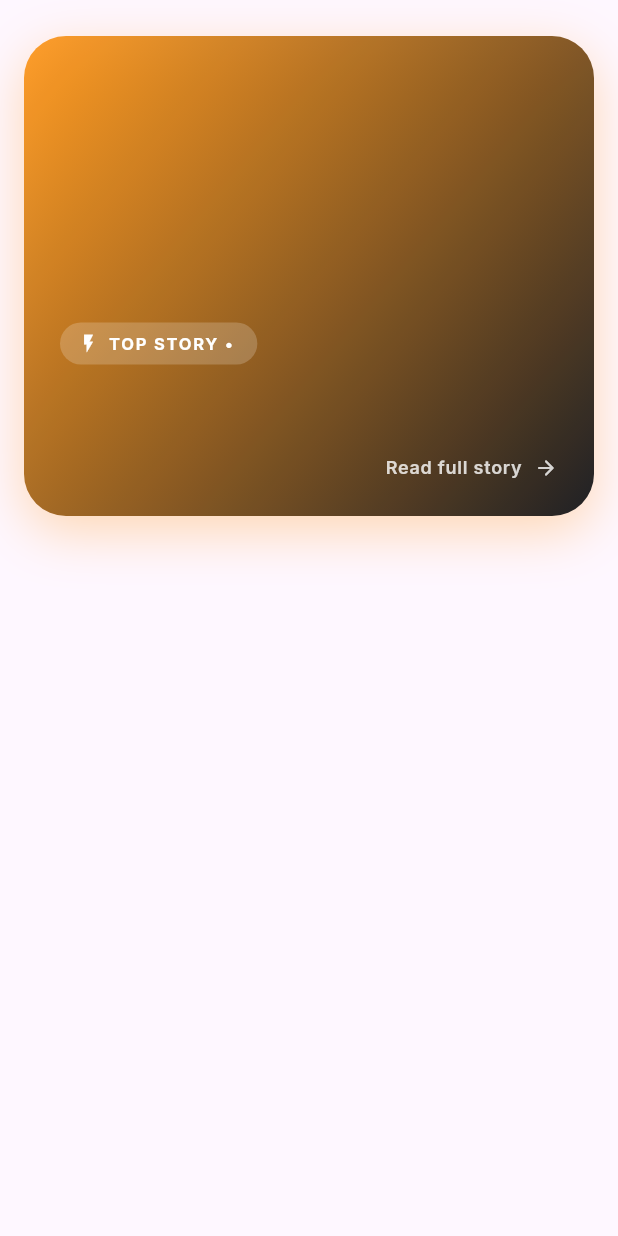
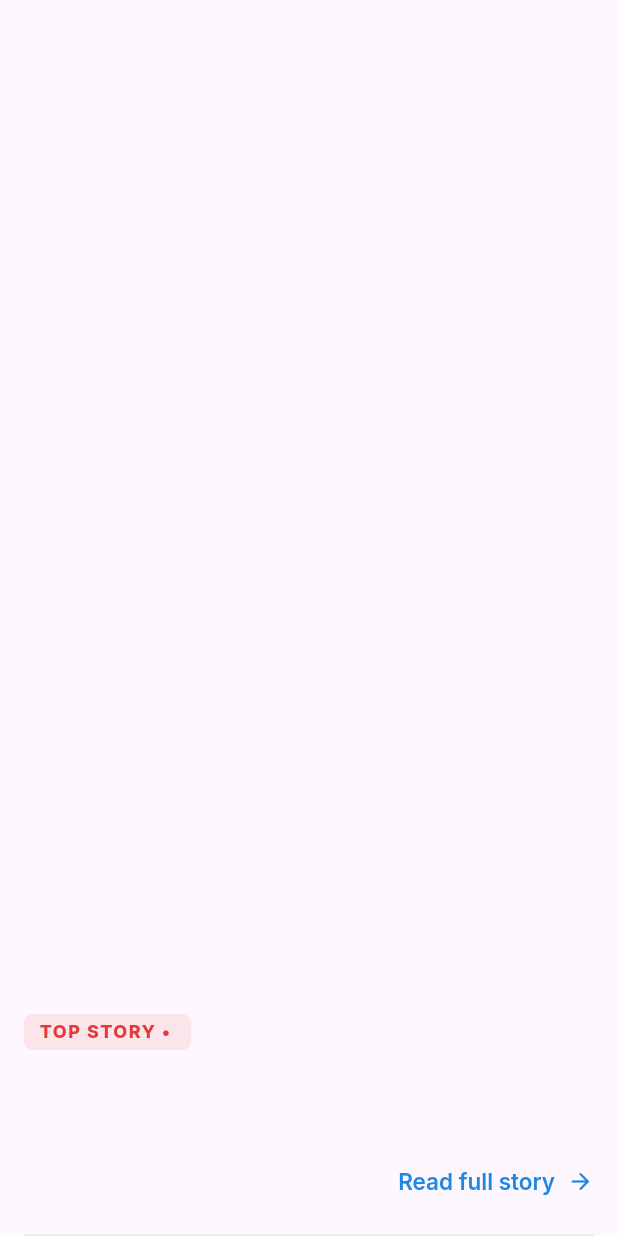
Before and after one commit to Mermorex/breakingNews, a Flutter app: the DashboardHeader widget shown alone on an empty page, opened directly with empty values, on a phone screen of 412 x 824 dp. Run offline on Flutter 3.47's test engine with Material 3 defaults, Android fonts, the phone set to English and light mode, and no system bars; our stand-ins replace cached_network_image, google_fonts; missing offline and left inert: dart:html, dart:js, rss_dart; network calls fail.

Commit message:
update to white theme

```diff
--- a/lib/presentation/screens/dashboard/widgets/dashboard_header.dart
+++ b/lib/presentation/screens/dashboard/widgets/dashboard_header.dart
@@ -1,8 +1,6 @@
 import 'package:flutter/material.dart';
-import 'package:google_fonts/google_fonts.dart';
 import 'package:news_app/data/models/rss_item_model.dart';
-
-import '../constants/app_colors.dart';
+import 'package:news_app/core/theme/app_colors.dart' as theme;
 import '../constants/app_fonts.dart';
 
 class DashboardHeader extends StatelessWidget {
@@ -26,15 +24,11 @@ class DashboardHeader extends StatelessWidget {
     if (topArticle == null) {
       return Container(
         margin:
-            EdgeInsets.fromLTRB(isMobile ? 16 : 32, 24, isMobile ? 16 : 32, 0),
+            EdgeInsets.fromLTRB(isMobile ? 16 : 32, 32, isMobile ? 16 : 32, 0),
         height: isMobile ? 200 : 280,
-        decoration: BoxDecoration(
-          color: AppColors.cardBg,
-          borderRadius: BorderRadius.circular(28),
-        ),
         child: Center(
           child: CircularProgressIndicator(
-              color: AppColors.accentOrange.withOpacity(0.5)),
+              color: theme.AppColors.tunisianRed.withOpacity(0.5)),
         ),
       );
     }
@@ -47,100 +41,59 @@ class DashboardHeader extends StatelessWidget {
       onTap: () => onLaunchUrl(topArticle!.link),
       child: Container(
         margin:
-            EdgeInsets.fromLTRB(isMobile ? 16 : 32, 24, isMobile ? 16 : 32, 0),
-        height: isMobile ? 320 : 400,
-        decoration: BoxDecoration(
-          borderRadius: BorderRadius.circular(28),
-          gradient: LinearGradient(
-            colors: [
-              AppColors.accentOrange.withOpacity(0.85),
-              AppColors.bgDark.withOpacity(0.95),
-            ],
-            begin: Alignment.topLeft,
-            end: Alignment.bottomRight,
-          ),
-          boxShadow: [
-            BoxShadow(
-              color: AppColors.accentOrange.withOpacity(0.3),
-              blurRadius: 30,
-              offset: const Offset(0, 10),
-            ),
-          ],
-        ),
-        child: ClipRRect(
-          borderRadius: BorderRadius.circular(28),
-          child: Stack(
-            children: [
-              // Subtle texture overlay
-              Container(color: Colors.white.withOpacity(0.03)),
-
-              // Content
-              Padding(
-                padding: EdgeInsets.all(isMobile ? 24 : 40),
+            EdgeInsets.fromLTRB(isMobile ? 16 : 32, 32, isMobile ? 16 : 32, 0),
+        padding: EdgeInsets.all(isMobile ? 0 : 16),
         child: Column(
-                  crossAxisAlignment: isArabic
-                      ? CrossAxisAlignment.end
-                      : CrossAxisAlignment.start,
+          crossAxisAlignment:
+              isArabic ? CrossAxisAlignment.end : CrossAxisAlignment.start,
           mainAxisAlignment: MainAxisAlignment.end,
           children: [
-                    // Badge
+            // Clean Text Badge
             Container(
-                      padding: const EdgeInsets.symmetric(
-                          horizontal: 12, vertical: 6),
+              padding: const EdgeInsets.symmetric(horizontal: 10, vertical: 6),
               decoration: BoxDecoration(
-                        color: Colors.white.withOpacity(0.2),
-                        borderRadius: BorderRadius.circular(20),
+                color: theme.AppColors.tunisianRed.withOpacity(0.1),
+                borderRadius: BorderRadius.circular(6),
               ),
-                      child: Row(
-                        mainAxisSize: MainAxisSize.min,
-                        children: [
-                          const Icon(Icons.flash_on,
-                              color: Colors.white, size: 14),
-                          const SizedBox(width: 6),
-                          Text(
+              child: Text(
                 'TOP STORY • $displaySource',
-                            style: GoogleFonts.inter(
-                              fontSize: 11,
-                              fontWeight: FontWeight.w700,
-                              color: Colors.white,
-                              letterSpacing: 1.2,
+                style: AppFonts.caption(
+                  text: 'TOP STORY • $displaySource',
+                  fontSize: 12,
+                  color: theme.AppColors.tunisianRed,
+                ).copyWith(letterSpacing: 1.0, fontWeight: FontWeight.w800),
               ),
             ),
-                        ],
-                      ),
-                    ),
+            const SizedBox(height: 20),
 
-                    const SizedBox(height: 16),
-
-                    // Massive Title
+            // Massive, Readable Title
             Text(
               displayTitle,
               style: AppFonts.title(
                 text: displayTitle,
-                        fontSize: isMobile ? 24 : 34,
-                        color: Colors.white,
+                fontSize: isMobile ? 28 : 38,
+                color: theme.AppColors.textPrimary,
                 fontWeight: FontWeight.w800,
-                        height: 1.2,
+                height: 1.15, // Tighter line height for large headlines
               ),
-                      maxLines: 3,
+              maxLines: 4,
               overflow: TextOverflow.ellipsis,
               textAlign: isArabic ? TextAlign.right : TextAlign.left,
             ),
-
-                    const SizedBox(height: 16),
+            const SizedBox(height: 24),
 
             // Read more indicator
             Row(
-                      mainAxisAlignment: isArabic
-                          ? MainAxisAlignment.start
-                          : MainAxisAlignment.end,
+              mainAxisAlignment:
+                  isArabic ? MainAxisAlignment.start : MainAxisAlignment.end,
               children: [
                 Text(
-                          isArabic ? 'اقرأ المزيد' : 'Read full story',
-                          style: AppFonts.caption(
-                            text: isArabic ? 'اقرأ المزيد' : 'Read full story',
-                            fontSize: 12,
-                            color: Colors.white.withOpacity(0.8),
+                  isArabic ? 'اقرأ الخبر كاملاً' : 'Read full story',
+                  style: AppFonts.body(
+                    text: isArabic ? 'اقرأ الخبر كاملاً' : 'Read full story',
+                    fontSize: 15,
+                    color: theme.AppColors.frenchBlue,
+                    fontWeight: FontWeight.w600,
                   ),
                 ),
                 const SizedBox(width: 8),
@@ -148,16 +101,14 @@ class DashboardHeader extends StatelessWidget {
                   isArabic
                       ? Icons.arrow_back_rounded
                       : Icons.arrow_forward_rounded,
-                          color: Colors.white.withOpacity(0.8),
-                          size: 16,
+                  color: theme.AppColors.frenchBlue,
+                  size: 18,
                 ),
               ],
             ),
+            const SizedBox(height: 24),
+            Divider(color: theme.AppColors.border, thickness: 1, height: 1),
           ],
-                ),
-              ),
-            ],
-          ),
         ),
       ),
     );
```
Also changed, not shown: lib/core/theme/app_theme.dart (+31 -27 lines), lib/presentation/screens/dashboard/dashboard_screen.dart (+21 -20 lines), lib/presentation/screens/dashboard/widgets/full_ai_recap.dart (+41 -54 lines), lib/presentation/screens/dashboard/widgets/news_section_block.dart (+125 -116 lines), lib/presentation/screens/dashboard/widgets/quick_stats_row.dart (+34 -34 lines), lib/presentation/screens/home/home_screen.dart (+34 -30 lines), pubspec.lock. Lines whose indentation alone changed are shown as unchanged.
